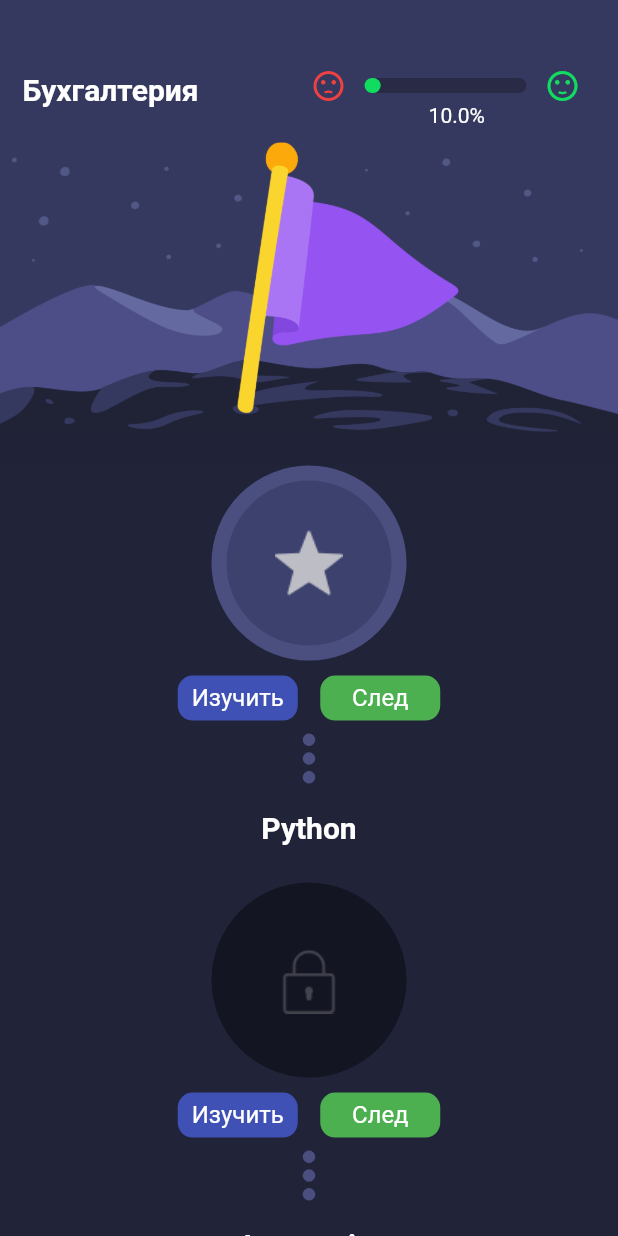
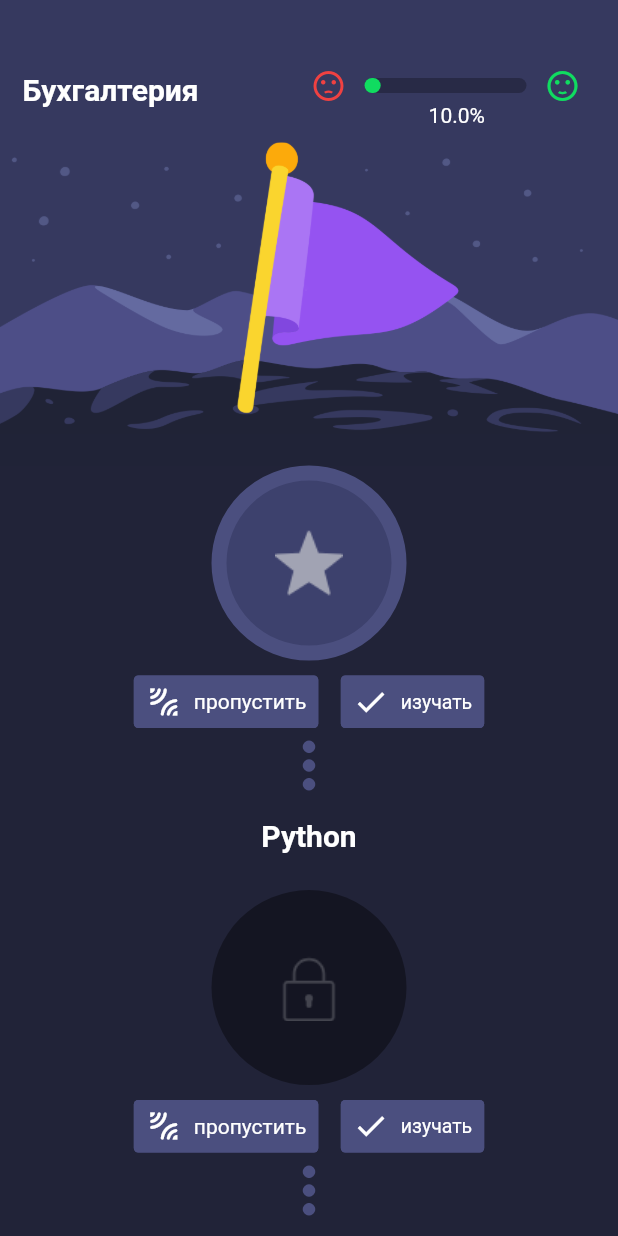
Before and after one commit to Muhammadqodir/cyber-garden, a Flutter app: the RoadMap screen opened directly, on a phone screen of 412 x 824 dp. Run offline on Flutter 3.47's test engine with Material 2 defaults, Android fonts, the phone set to English and light mode, and no system bars; drawn by our look-alikes of getwidget; our stand-ins replace carousel_slider, flutter_svg_provider, image_cropper, image_picker.

Commit message:
add buttons on Road Map

```diff
--- a/MobileApp/lib/utils/circle.dart
+++ b/MobileApp/lib/utils/circle.dart
@@ -1,5 +1,6 @@
 import 'package:flutter/material.dart';
 import 'package:flutter_svg_provider/flutter_svg_provider.dart';
+import 'package:getwidget/components/button/gf_button.dart';
 import 'package:syber_garden/screens/course_details_screen.dart';
 
 import '../data/card_courses.dart';
@@ -42,7 +43,7 @@ class _CircleState extends State<Circle> {
               child: Image(
                 color: widget.activity == 'false'
                     ? Color(0xff43444e)
-                    : Color.fromARGB(255, 188, 189, 197),
+                    : Color.fromARGB(255, 161, 163, 179),
                 image: widget.activity == 'false'
                     ? Svg(
                         'assets/icons/lock.svg',
@@ -61,59 +62,25 @@ class _CircleState extends State<Circle> {
           Row(
             mainAxisAlignment: MainAxisAlignment.center,
             children: [
-              InkWell(
-                onTap: () {
-                  Route route = MaterialPageRoute(
-                      builder: (context) => CourseDetails(
-                            book: widget.title,
-                          ));
-                  Navigator.push(context, route);
-                },
-                child: Container(
-                  width: 80,
-                  height: 30,
-                  decoration: BoxDecoration(
-                    color: Colors.indigo,
-                    borderRadius: BorderRadius.circular(
-                      10,
-                    ),
-                  ),
-                  child: const Center(
-                    child: Text(
-                      'Изучить',
-                      style: TextStyle(
-                        fontSize: 16,
-                        color: Colors.white,
-                      ),
-                    ),
-                  ),
-                ),
+              GFButton(
+                color: Color(0xff4b4f7f),
+                onPressed: () {},
+                text: "пропустить",
+                textStyle: TextStyle(color: Colors.white),
+                icon: Icon(Icons.leak_add_rounded),
               ),
               SizedBox(
                 width: 15,
               ),
-              InkWell(
-                onTap: () {},
-                child: Container(
-                  width: 80,
-                  height: 30,
-                  decoration: BoxDecoration(
-                    color: Colors.green,
-                    borderRadius: BorderRadius.circular(
-                      10,
-                    ),
-                  ),
-                  child: const Center(
-                    child: Text(
-                      'След',
-                      style: TextStyle(
-                        fontSize: 16,
-                        color: Colors.white,
-                      ),
-                    ),
-                  ),
+              GFButton(
+                color: Color(0xff4b4f7f),
+                onPressed: () {},
+                text: "изучать",
+                icon: Icon(
+                  Icons.done,
+                  color: Colors.white,
                 ),
-              )
+              ),
             ],
           ),
           Icon(
```
